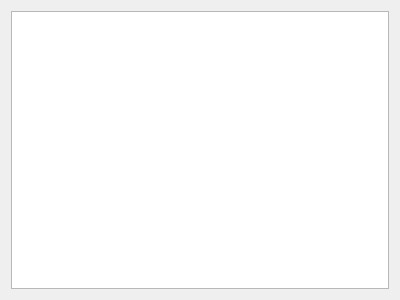
textbrowser/glitch, file UI/glitch-docked-container.ui: the form before one commit.
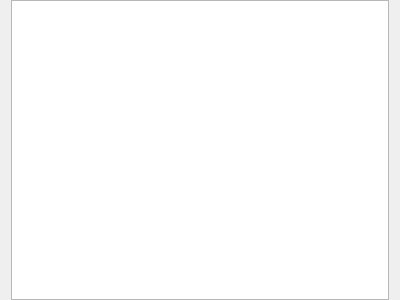
The form after the commit.

Commit message: Layout. New tool bar. Show categories icons.

```diff
--- a/UI/glitch-docked-container.ui
+++ b/UI/glitch-docked-container.ui
@@ -14,6 +14,12 @@
    <string>Form</string>
   </property>
   <layout class="QVBoxLayout" name="verticalLayout">
+   <property name="topMargin">
+    <number>0</number>
+   </property>
+   <property name="bottomMargin">
+    <number>0</number>
+   </property>
    <item>
     <widget class="QTableView" name="view">
      <property name="alternatingRowColors">
```
The commit also changes 6 other files.
